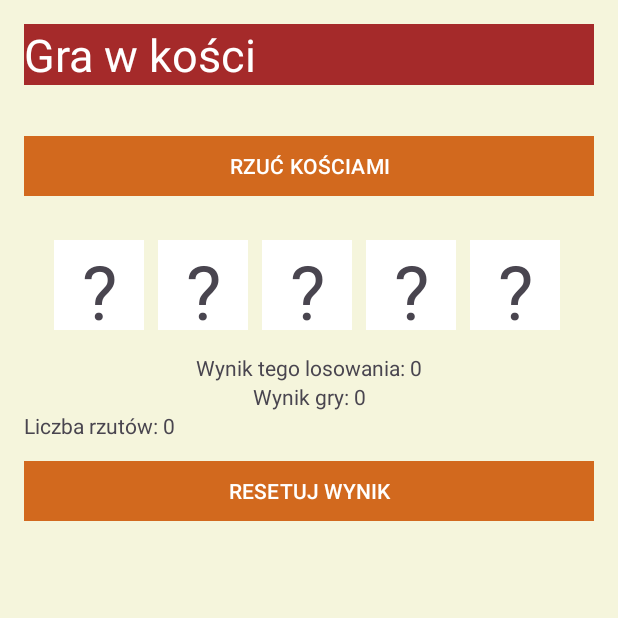
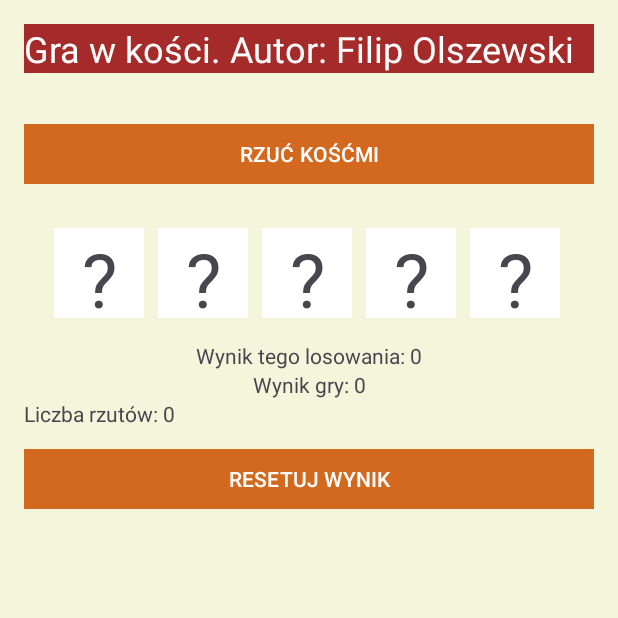
Before and after one commit to Krygsm/DiceGame, an Android app: the screen it shows after launch (MainActivity), on a phone screen of 412 x 824 dp, the top half of it. Run offline under Robolectric (Android 15) with nearby library versions, the phone set to English and light mode, and no system bars.

Commit message:
PUSH: polepszenie skladni

```diff
--- a/app/src/main/res/layout/activity_main.xml
+++ b/app/src/main/res/layout/activity_main.xml
@@ -5,10 +5,11 @@
     android:layout_height="match_parent"
     android:orientation="vertical"
     android:padding="16dp"
-    xmlns:app="http://schemas.android.com/apk/res-auto">
+    xmlns:app="http://schemas.android.com/apk/res-auto"
+>
     <TextView
-        android:text="Gra w kości"
-        android:textSize="30sp"
+        android:text="Gra w kości. Autor: Filip Olszewski"
+        android:textSize="24dp"
         android:textColor="@color/white"
         android:layout_marginBottom="20sp"
         android:layout_width="match_parent"
@@ -18,7 +19,7 @@
 
     <Button
         android:id="@+id/rollButton"
-        android:text="RZUĆ KOŚCIAMI"
+        android:text="RZUĆ KOŚĆMI"
         android:layout_width="match_parent"
         android:layout_height="wrap_content"
         android:layout_marginVertical="10sp"
@@ -42,6 +43,7 @@
             android:textAlignment="center"
             android:background="@color/white"
         />
+
         <TextView
             android:id="@+id/roll2"
             android:layout_width="60sp"
@@ -53,6 +55,7 @@
             android:background="@color/white"
 
         />
+
         <TextView
             android:id="@+id/roll3"
             android:layout_width="60sp"
@@ -63,6 +66,7 @@
             android:textAlignment="center"
             android:background="@color/white"
         />
+
         <TextView
             android:id="@+id/roll4"
             android:layout_width="60sp"
@@ -73,6 +77,7 @@
             android:textAlignment="center"
             android:background="@color/white"
         />
+
         <TextView
             android:id="@+id/roll5"
             android:layout_width="60sp"
@@ -117,6 +122,4 @@
         android:layout_marginVertical="10sp"
         app:backgroundTint="@color/Chocolate"
     />
-
-
 </LinearLayout>
```
Also changed, not shown: app/src/main/java/com/example/dicegame/MainActivity.java (+9 -7 lines).
